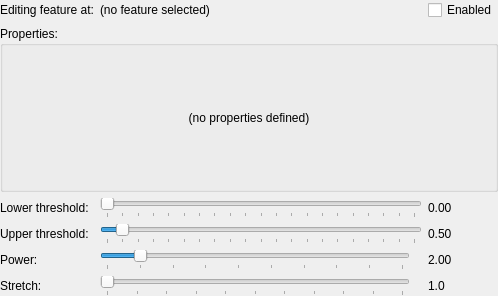
The window that Gui/FeatureWidget.ui (bwrrp/multifieldexplorer) describes before a commit, drawn with Qt 5.
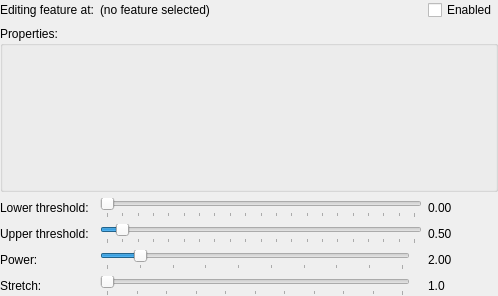
The same window after the commit. Custom widgets are drawn as their Qt base class.

Commit message: Added skeleton for the new example feedback view.

Diff of the .ui file:
```diff
--- a/Gui/FeatureWidget.ui
+++ b/Gui/FeatureWidget.ui
@@ -33,12 +33,12 @@
        <number>0</number>
       </property>
       <item row="0" column="0">
-       <widget class="QLabel" name="propertyPlaceholder">
-        <property name="text">
-         <string>(no properties defined)</string>
-        </property>
-        <property name="alignment">
-         <set>Qt::AlignCenter</set>
+       <widget class="MFE::FeedbackViewer" name="feedbackView" native="true">
+        <property name="minimumSize">
+         <size>
+          <width>0</width>
+          <height>20</height>
+         </size>
         </property>
        </widget>
       </item>
@@ -233,6 +233,14 @@
    </item>
   </layout>
  </widget>
+ <customwidgets>
+  <customwidget>
+   <class>MFE::FeedbackViewer</class>
+   <extends>QWidget</extends>
+   <header>FeedbackViewer.h</header>
+   <container>1</container>
+  </customwidget>
+ </customwidgets>
  <resources/>
  <connections/>
 </ui>
```
The commit also changes 9 other files.
